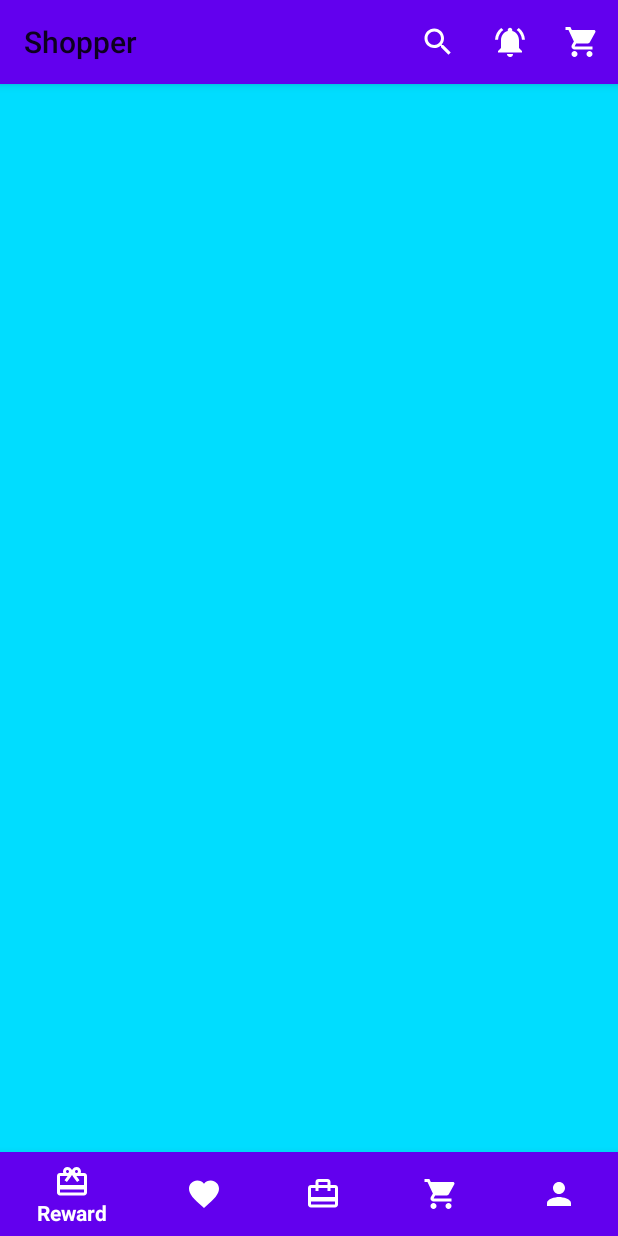
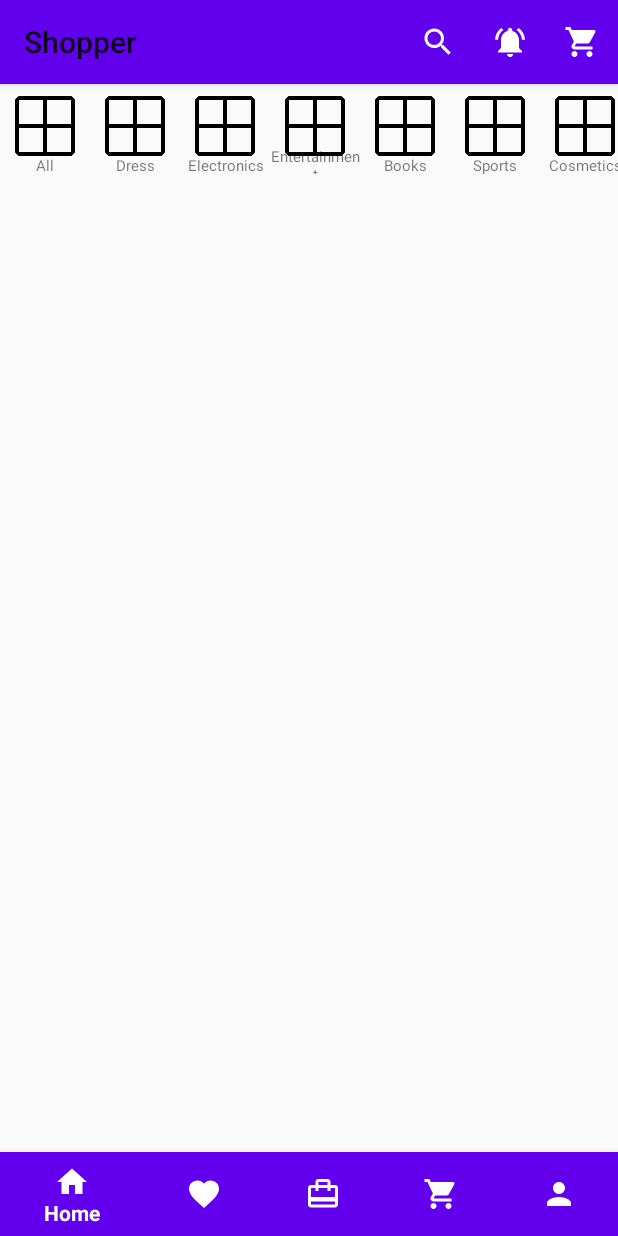
Before and after one commit to diptoroy/Shopper, an Android app: the MainActivity screen opened directly, with no data from a screen before it, on a phone screen of 412 x 824 dp. Run offline under Robolectric (Android 15) with nearby library versions, the phone set to English and light mode, and no system bars.

Commit message:
category add

```diff
--- a/app/src/main/java/com/atcampus/shopper/Activity/MainActivity.java
+++ b/app/src/main/java/com/atcampus/shopper/Activity/MainActivity.java
@@ -12,6 +12,7 @@ import android.view.MenuItem;
 
 import com.atcampus.shopper.Fragment.AccountFragment;
 import com.atcampus.shopper.Fragment.CartFragment;
+import com.atcampus.shopper.Fragment.HomeFragment;
 import com.atcampus.shopper.Fragment.OrderFragment;
 import com.atcampus.shopper.Fragment.RewardFragment;
 import com.atcampus.shopper.Fragment.WishlistFragment;
@@ -37,7 +38,7 @@ public class MainActivity extends AppCompatActivity {
         getSupportActionBar().setDisplayHomeAsUpEnabled(false);
 
         bottomNavigationView.setOnNavigationItemSelectedListener(navListener);
-        getSupportFragmentManager().beginTransaction().replace(R.id.fragment_container,new RewardFragment()).commit();
+        getSupportFragmentManager().beginTransaction().replace(R.id.fragment_container,new HomeFragment()).commit();
     }
 
     @Override
@@ -53,9 +54,12 @@ public class MainActivity extends AppCompatActivity {
                 public boolean onNavigationItemSelected(@NonNull MenuItem item) {
                     Fragment selectedFragment = null;
                     switch (item.getItemId()){
-                        case R.id.navigation_reward:
-                            selectedFragment = new RewardFragment();
+                        case R.id.navigation_home:
+                            selectedFragment = new HomeFragment();
                             break;
+//                        case R.id.navigation_reward:
+//                            selectedFragment = new RewardFragment();
+//                            break;
                         case R.id.navigation_favorite:
                             selectedFragment = new WishlistFragment();
                             break;
--- /dev/null
+++ b/app/src/main/java/com/atcampus/shopper/Adapter/CategoryAdapter.java
@@ -0,0 +1,64 @@
+package com.atcampus.shopper.Adapter;
+
+import android.view.LayoutInflater;
+import android.view.View;
+import android.view.ViewGroup;
+import android.widget.ImageView;
+import android.widget.TextView;
+
+import androidx.annotation.NonNull;
+import androidx.annotation.StringRes;
+import androidx.recyclerview.widget.RecyclerView;
+
+import com.atcampus.shopper.Model.CategoryModel;
+import com.atcampus.shopper.R;
+
+import java.util.List;
+
+public class CategoryAdapter extends RecyclerView.Adapter<CategoryAdapter.ViewHolder> {
+
+    private List<CategoryModel> categoryModelList;
+
+    public CategoryAdapter(List<CategoryModel> categoryModelList) {
+        this.categoryModelList = categoryModelList;
+    }
+
+    @NonNull
+    @Override
+    public CategoryAdapter.ViewHolder onCreateViewHolder(@NonNull ViewGroup parent, int viewType) {
+        View view = LayoutInflater.from(parent.getContext()).inflate(R.layout.category_row,parent,false);
+        return new ViewHolder(view);
+    }
+
+    @Override
+    public void onBindViewHolder(@NonNull CategoryAdapter.ViewHolder holder, int position) {
+        String image = categoryModelList.get(position).getCategoryImage();
+        String name = categoryModelList.get(position).getCategory_Name();
+        holder.setCategoryName(name);
+    }
+
+    @Override
+    public int getItemCount() {
+        return categoryModelList.size();
+    }
+
+    public class ViewHolder extends RecyclerView.ViewHolder {
+
+        private ImageView categoryImage;
+        private TextView categoryName;
+
+        public ViewHolder(@NonNull View itemView) {
+            super(itemView);
+
+            categoryImage = itemView.findViewById(R.id.category_image);
+            categoryName = itemView.findViewById(R.id.category_name);
+
+        }
+        private void setCategoryImage(){
+            //todo
+        }
+        private void setCategoryName(String name){
+            categoryName.setText(name);
+        }
+    }
+}
--- /dev/null
+++ b/app/src/main/java/com/atcampus/shopper/Fragment/HomeFragment.java
@@ -0,0 +1,56 @@
+package com.atcampus.shopper.Fragment;
+
+import android.os.Bundle;
+
+import androidx.fragment.app.Fragment;
+import androidx.recyclerview.widget.LinearLayoutManager;
+import androidx.recyclerview.widget.RecyclerView;
+
+import android.view.LayoutInflater;
+import android.view.View;
+import android.view.ViewGroup;
+
+import com.atcampus.shopper.Adapter.CategoryAdapter;
+import com.atcampus.shopper.Model.CategoryModel;
+import com.atcampus.shopper.R;
+
+import java.util.ArrayList;
+import java.util.List;
+
+/**
+ * A simple {@link Fragment} subclass.
+ */
+public class HomeFragment extends Fragment {
+
+    public HomeFragment() {
+        // Required empty public constructor
+    }
+
+    private RecyclerView categoryRecyclerView;
+    private CategoryAdapter categoryAdapter;
+
+    @Override
+    public View onCreateView(LayoutInflater inflater, ViewGroup container,
+                             Bundle savedInstanceState) {
+        // Inflate the layout for this fragment
+        View view = inflater.inflate(R.layout.fragment_home, container, false);
+        categoryRecyclerView = view.findViewById(R.id.category_view);
+        LinearLayoutManager layoutManager = new LinearLayoutManager(getActivity());
+        layoutManager.setOrientation(LinearLayoutManager.HORIZONTAL);
+        categoryRecyclerView.setLayoutManager(layoutManager);
+
+        List<CategoryModel> categoryModels = new ArrayList<CategoryModel>();
+        categoryModels.add(new CategoryModel("image","All"));
+        categoryModels.add(new CategoryModel("image","Dress"));
+        categoryModels.add(new CategoryModel("image","Electronics"));
+        categoryModels.add(new CategoryModel("image","Entertainment"));
+        categoryModels.add(new CategoryModel("image","Books"));
+        categoryModels.add(new CategoryModel("image","Sports"));
+        categoryModels.add(new CategoryModel("image","Cosmetics"));
+
+        categoryAdapter = new CategoryAdapter(categoryModels);
+        categoryRecyclerView.setAdapter(categoryAdapter);
+        categoryAdapter.notifyDataSetChanged();
+        return view;
+    }
+}
--- /dev/null
+++ b/app/src/main/java/com/atcampus/shopper/Model/CategoryModel.java
@@ -0,0 +1,28 @@
+package com.atcampus.shopper.Model;
+
+public class CategoryModel {
+
+    private String categoryImage;
+    private String category_Name;
+
+    public CategoryModel(String categoryImage, String category_Name) {
+        this.categoryImage = categoryImage;
+        this.category_Name = category_Name;
+    }
+
+    public String getCategoryImage() {
+        return categoryImage;
+    }
+
+    public void setCategoryImage(String categoryImage) {
+        this.categoryImage = categoryImage;
+    }
+
+    public String getCategory_Name() {
+        return category_Name;
+    }
+
+    public void setCategory_Name(String category_Name) {
+        this.category_Name = category_Name;
+    }
+}
--- a/app/src/main/res/drawable/ic_home_black_24dp.xml
+++ b/app/src/main/res/drawable/ic_home_black_24dp.xml
@@ -1,9 +1,5 @@
-<vector xmlns:android="http://schemas.android.com/apk/res/android"
-    android:width="24dp"
-    android:height="24dp"
-    android:viewportWidth="24.0"
-    android:viewportHeight="24.0">
-    <path
-        android:fillColor="#FF000000"
-        android:pathData="M10,20v-6h4v6h5v-8h3L12,3 2,12h3v8z" />
+<vector android:height="24dp" android:tint="#FFFFFF"
+    android:viewportHeight="24.0" android:viewportWidth="24.0"
+    android:width="24dp" xmlns:android="http://schemas.android.com/apk/res/android">
+    <path android:fillColor="#FF000000" android:pathData="M10,20v-6h4v6h5v-8h3L12,3 2,12h3v8z"/>
 </vector>
--- /dev/null
+++ b/app/src/main/res/layout/category_row.xml
@@ -0,0 +1,33 @@
+<?xml version="1.0" encoding="utf-8"?>
+<androidx.constraintlayout.widget.ConstraintLayout xmlns:android="http://schemas.android.com/apk/res/android"
+    xmlns:app="http://schemas.android.com/apk/res-auto"
+    xmlns:tools="http://schemas.android.com/tools"
+    android:layout_width="60dp"
+    android:layout_height="60dp">
+
+    <ImageView
+        android:id="@+id/category_image"
+        android:layout_width="40dp"
+        android:layout_height="40dp"
+        android:layout_marginTop="8dp"
+        app:layout_constraintEnd_toEndOf="parent"
+        app:layout_constraintStart_toStartOf="parent"
+        app:layout_constraintTop_toTopOf="parent"
+        app:srcCompat="@drawable/all" />
+
+    <TextView
+        android:id="@+id/category_name"
+        android:layout_width="wrap_content"
+        android:layout_height="wrap_content"
+        android:layout_marginStart="4dp"
+        android:layout_marginTop="4dp"
+        android:layout_marginEnd="4dp"
+        android:layout_marginBottom="4dp"
+        android:text="All"
+        android:textAlignment="center"
+        android:textSize="10sp"
+        app:layout_constraintBottom_toBottomOf="parent"
+        app:layout_constraintEnd_toEndOf="parent"
+        app:layout_constraintStart_toStartOf="parent"
+        app:layout_constraintTop_toBottomOf="@+id/category_image" />
+</androidx.constraintlayout.widget.ConstraintLayout>
--- a/app/src/main/res/layout/fragment_account.xml
+++ b/app/src/main/res/layout/fragment_account.xml
@@ -17,7 +17,7 @@
             app:layout_constraintStart_toStartOf="parent"
             app:layout_constraintTop_toTopOf="parent"
             app:cardElevation="10dp"
-
+            android:layout_marginTop="?attr/actionBarSize"
             app:cardCornerRadius="10dp">
 
             <androidx.constraintlayout.widget.ConstraintLayout
--- /dev/null
+++ b/app/src/main/res/layout/fragment_home.xml
@@ -0,0 +1,21 @@
+<?xml version="1.0" encoding="utf-8"?>
+<androidx.constraintlayout.widget.ConstraintLayout xmlns:android="http://schemas.android.com/apk/res/android"
+    xmlns:app="http://schemas.android.com/apk/res-auto"
+    xmlns:tools="http://schemas.android.com/tools"
+    android:layout_width="match_parent"
+    android:layout_height="match_parent"
+    tools:context=".Fragment.HomeFragment">
+
+    <!-- TODO: Update blank fragment layout -->
+
+
+    <androidx.recyclerview.widget.RecyclerView
+        android:id="@+id/category_view"
+        android:layout_width="match_parent"
+        android:layout_height="wrap_content"
+        android:layout_marginTop="?attr/actionBarSize"
+        android:elevation="4dp"
+        app:layout_constraintEnd_toEndOf="parent"
+        app:layout_constraintStart_toStartOf="parent"
+        app:layout_constraintTop_toTopOf="parent" />
+</androidx.constraintlayout.widget.ConstraintLayout>
--- a/app/src/main/res/menu/bottom_nav_menu.xml
+++ b/app/src/main/res/menu/bottom_nav_menu.xml
@@ -2,9 +2,14 @@
 <menu xmlns:android="http://schemas.android.com/apk/res/android">
 
     <item
-        android:id="@+id/navigation_reward"
-        android:icon="@drawable/ic_card_gift_card_black_24dp"
-        android:title="Reward" />
+        android:id="@+id/navigation_home"
+        android:icon="@drawable/ic_home_black_24dp"
+        android:title="Home" />
+
+<!--    <item-->
+<!--        android:id="@+id/navigation_reward"-->
+<!--        android:icon="@drawable/ic_card_gift_card_black_24dp"-->
+<!--        android:title="Reward" />-->
 
     <item
         android:id="@+id/navigation_favorite"
```
Also changed, not shown: app/src/main/res/drawable/all.png (added), app/src/main/res/drawable/backpack.png (added), app/src/main/res/drawable/cosmetics.png (added), app/src/main/res/drawable/entertainment.png (added), app/src/main/res/drawable/gift.png (added), app/src/main/res/drawable/knowledge.png (added), app/src/main/res/drawable/modem.png (added), app/src/main/res/drawable/shirt.png (added), app/src/main/res/drawable/sport.png (added).
